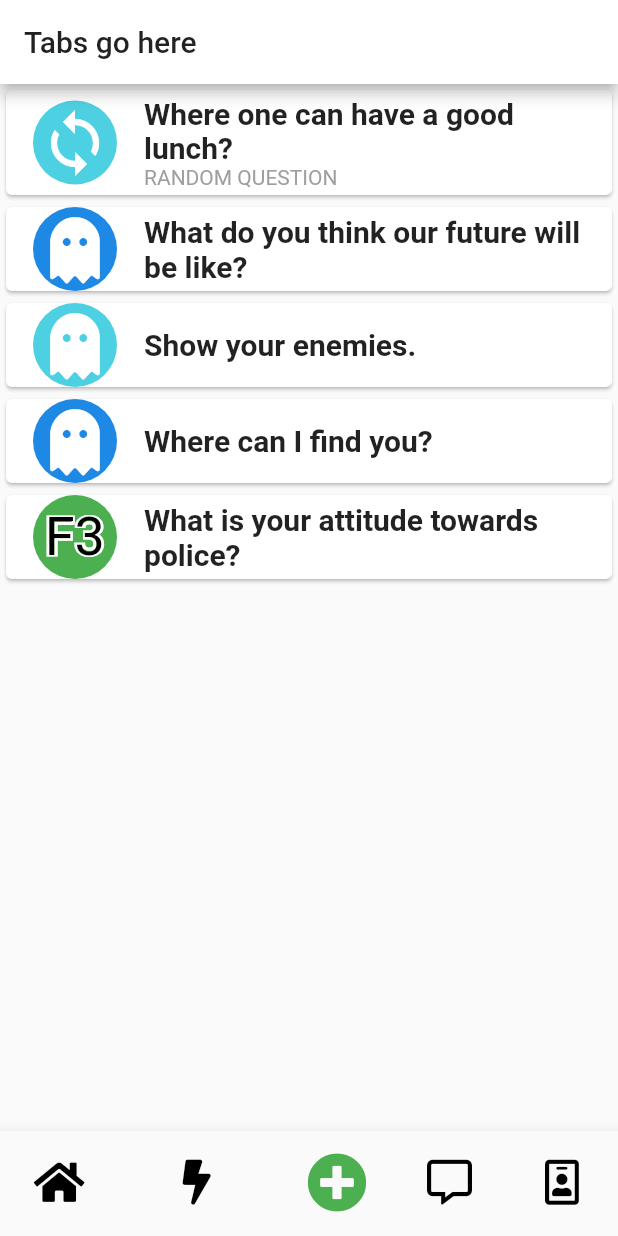
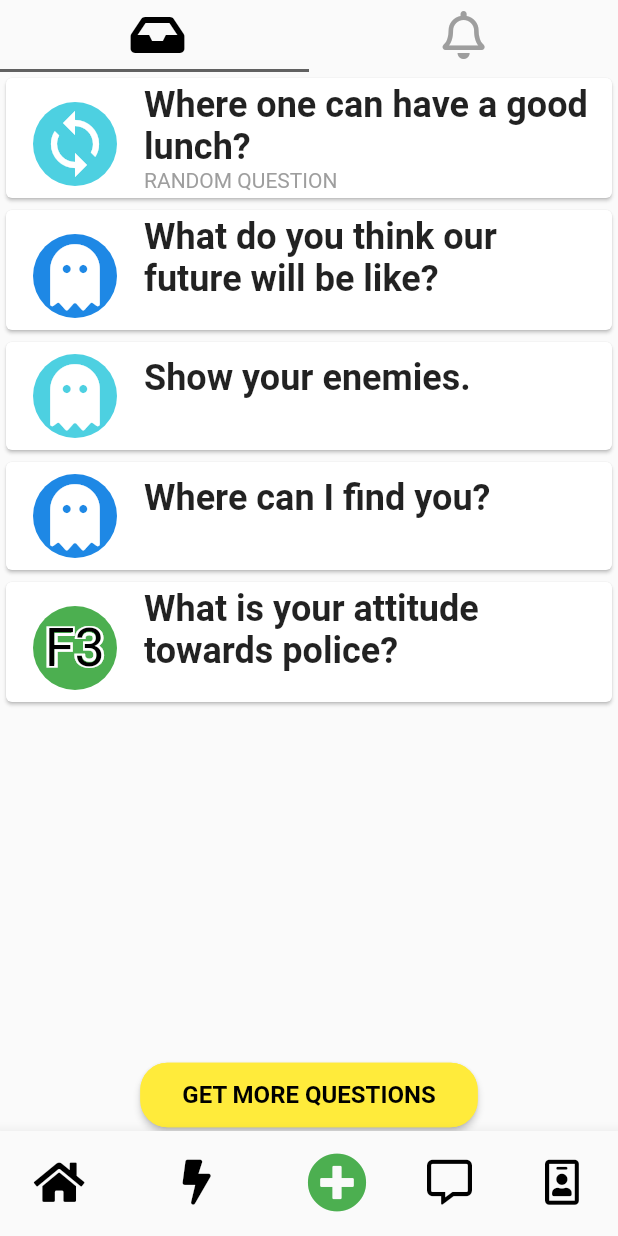
Before and after one commit to LinetTheFox/questions-screen, a Flutter app: the screen it shows after launch, on a phone screen of 412 x 824 dp. Run offline on Flutter 3.47's test engine with Material 2 defaults, Android fonts, the phone set to English and light mode, and no system bars; our stand-ins replace font_awesome_flutter.

Commit message:
Added final features for question screen

```diff
--- a/lib/components/question_box.dart
+++ b/lib/components/question_box.dart
@@ -54,25 +54,29 @@ class _QuestionBoxState extends State<QuestionBox> {
     this._questionText = question.questionText;
   }
 
+  void _onTap() { }
+
   @override
   Widget build(BuildContext context) {
     return GestureDetector(
-      onTap: () {},
+      onTap: this._onTap,
       child: Container(
         child: Center(
           child: Card(
             child: Column(
-              mainAxisSize: MainAxisSize.min,
               children: <Widget>[
+
                 ListTile(
                   leading: this._icon,
+
                   title: Text(
                     this._questionText,
                     style: TextStyle(
                       fontWeight: FontWeight.bold,
-                      fontSize: 20,
+                      fontSize: 24,
                     ),
                   ),
+
                   // if is random question - set respective subtitle
                   subtitle: this._isRandomQuestion ?
                     Text(
@@ -81,7 +85,7 @@ class _QuestionBoxState extends State<QuestionBox> {
                         color: Colors.grey,
                         fontSize: 14,
                       ),
-                    ) : null,
+                    ) : Text(""),
                 )
               ],
             ),
--- a/lib/main.dart
+++ b/lib/main.dart
@@ -11,7 +11,9 @@ class MyApp extends StatelessWidget {
     return MaterialApp(
       title: 'Flutter Demo',
       theme: mainTheme,
-      home: MainScreen(),
+      home: SafeArea(
+        child: MainScreen(),
+      ),
     );
   }
 }
--- a/lib/screens/placeholder_screen.dart
+++ b/lib/screens/placeholder_screen.dart
@@ -6,7 +6,9 @@ class PlaceholderScreen extends StatelessWidget {
   Widget build(BuildContext context) {
     return Scaffold(
       backgroundColor: Colors.blue,
-      body: Text("Sample text"),
+      body: Text("This screen is a placeholder. \n" +
+      "This means it's here for testing purposes and will be removed " +
+      "or replaced by a normal screen." ),
     );
   }
 
--- a/lib/screens/questions_screen.dart
+++ b/lib/screens/questions_screen.dart
@@ -1,6 +1,10 @@
+import 'dart:ui';
+
 import 'package:flutter/material.dart';
+import 'package:font_awesome_flutter/font_awesome_flutter.dart';
 import 'package:questions_screen/components/question_box.dart';
 import 'package:questions_screen/models/question.dart';
+import 'package:questions_screen/screens/placeholder_screen.dart';
 
 class QuestionScreen extends StatefulWidget {
   @override
@@ -11,6 +15,9 @@ class QuestionScreen extends StatefulWidget {
 }
 
 class _QuestionScreenState extends State<QuestionScreen> {
+
+  // Color _inboxIconColor = Colors.black;
+  // Color _bellIconColor = Colors.grey;
 
   List<Question> _questions = [
       // example questions
@@ -48,17 +55,95 @@ class _QuestionScreenState extends State<QuestionScreen> {
     }
   }
 
+  // void _switchIconColors(int index) {
+  //   setState(() {
+  //     if (_inboxIconColor == Colors.black) {
+  //       this._inboxIconColor = Colors.grey;
+  //       this._bellIconColor = Colors.black;
+  //     } else {
+  //       this._inboxIconColor = Colors.black;
+  //       this._bellIconColor = Colors.grey;
+  //     }
+  //   });
+  // }
+
   @override
   Widget build(BuildContext context) {
-    return Scaffold(
-      appBar: AppBar(
-        title: Text("Tabs go here"),
-      ),
-      body: Container(
-        child: Column(
-          children: _questionBoxes,
+    return Stack(
+      children: <Widget>[
+        DefaultTabController(
+          length: 2,
+          initialIndex: 0,
+          child: Scaffold(
+
+            appBar: TabBar(
+              indicatorColor: Colors.grey[700],
+              labelColor: Colors.black,
+              unselectedLabelColor: Colors.grey,
+
+              tabs: <Widget>[
+                Tab(
+                  icon: Icon(
+                    FontAwesomeIcons.inbox,
+                    size: 32,
+                  ),
+                ),
+                Tab(
+                  icon: Icon(
+                    FontAwesomeIcons.bell,
+                    size: 32
+                  ),
+                ),
+              ],
+            ),
+
+            body: TabBarView(
+              children: <Widget>[
+                Container(
+                  child: Center(
+                    child: Column(
+                      children: _questionBoxes,
+                    )
+                  ),
+                ),
+
+                PlaceholderScreen(),
+              ],
+            )
+          )
         ),
-      )
+        Container(
+          child: Center(
+            child: Column(
+              mainAxisAlignment: MainAxisAlignment.end,
+              children: <Widget>[
+                RaisedButton(
+                  onPressed: () {},
+                  color: Colors.yellow,
+                  child: Padding(
+                    padding: EdgeInsets.all(12),
+                    child: Text(
+                      "GET MORE QUESTIONS",
+                      style: TextStyle(
+                        fontSize: 16,
+                        fontWeight: FontWeight.bold,
+                      ),
+                    ),
+                  ),
+                  textColor: Colors.black,
+                  shape: RoundedRectangleBorder(
+                    borderRadius: BorderRadius.circular(18),
+                    side: BorderSide(
+                      color: Colors.yellow,
+                    )
+                  )
+                )
+              ],
+            )
+          )
+        )
+      ],
+
     );
   }
 }
```
